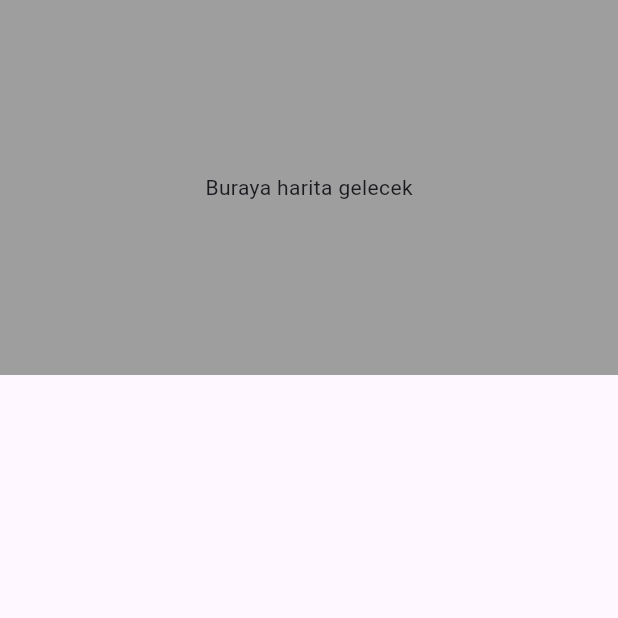
After one commit to TunahanDso/NoTaxi, a Flutter app: the DriverScreen screen opened by its route, on a phone screen of 412 x 824 dp, the top half of it. The commit adds this screen. Run offline on Flutter 3.47's test engine with Material 3 defaults, Android fonts, the phone set to English and light mode, and no system bars.

Commit message:
Add driver and passenger screens

```diff
--- a/mobile/lib/main.dart
+++ b/mobile/lib/main.dart
@@ -1,4 +1,6 @@
 import 'package:flutter/material.dart';
+import 'screens/passenger_screen.dart';
+import 'screens/driver_screen.dart';
 
 void main() {
   runApp(const MyApp());
@@ -30,6 +32,10 @@ class MyApp extends StatelessWidget {
         // tested with just a hot reload.
         colorScheme: ColorScheme.fromSeed(seedColor: Colors.deepPurple),
       ),
+      routes: {
+        '/passenger': (context) => const PassengerScreen(),
+        '/driver': (context) => const DriverScreen(),
+      },
       home: const MyHomePage(title: 'Flutter Demo Home Page'),
     );
   }
--- /dev/null
+++ b/mobile/lib/screens/driver_screen.dart
@@ -0,0 +1,18 @@
+import 'package:flutter/material.dart';
+
+class DriverScreen extends StatelessWidget {
+  const DriverScreen({super.key});
+
+  @override
+  Widget build(BuildContext context) {
+    return Scaffold(
+      body: Container(
+        height: 250,
+        color: Colors.grey,
+        child: const Center(
+          child: Text('Buraya harita gelecek'),
+        ),
+      ),
+    );
+  }
+}
```
Also changed, not shown: mobile/lib/screens/passenger_screen.dart (added, +18 -0 lines).
